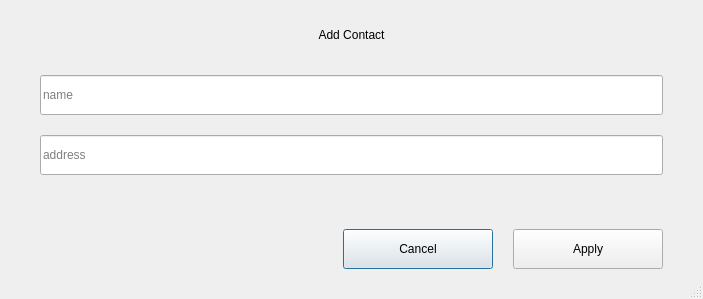
First picture: the form in dialogs/w_contacteditdlg.ui, repository 0xkobe/mwc-wallet, before the edit.
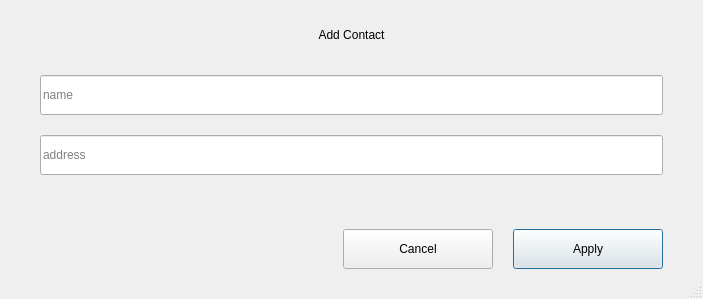
Second picture: the form after the edit. Custom widgets are drawn as their Qt base class.

Commit message: few minor UX issues. Default values for columns

Diff of the .ui file:
```diff
--- a/dialogs/w_contacteditdlg.ui
+++ b/dialogs/w_contacteditdlg.ui
@@ -125,6 +125,9 @@
        <property name="text">
         <string>Cancel</string>
        </property>
+       <property name="autoDefault">
+        <bool>false</bool>
+       </property>
       </widget>
      </item>
      <item>
```
The commit also changes 16 other files.
